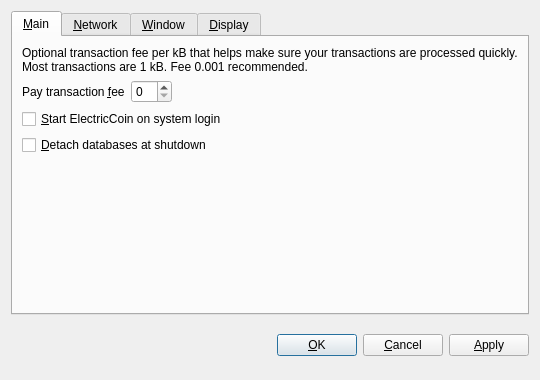
The window that src/qt/forms/optionsdialog.ui (HashCoin/ElectricCoin) describes before a commit, drawn with Qt 5.
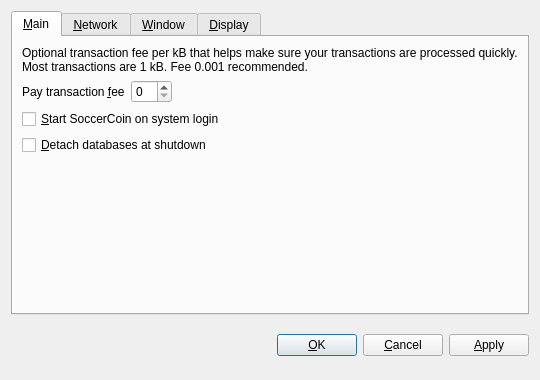
The same window after the commit. Custom widgets are drawn as their Qt base class.

Diff of the .ui file:
```diff
--- a/src/qt/forms/optionsdialog.ui
+++ b/src/qt/forms/optionsdialog.ui
@@ -82,7 +82,7 @@
           <string>Automatically start ElectricCoin after logging in to the system.</string>
          </property>
          <property name="text">
-          <string>&amp;Start ElectricCoin on system login</string>
+          <string>&amp;Start SoccerCoin on system login</string>
          </property>
         </widget>
        </item>
```
Left out of the diff: 10 changed lines with no effect on the pictures.
